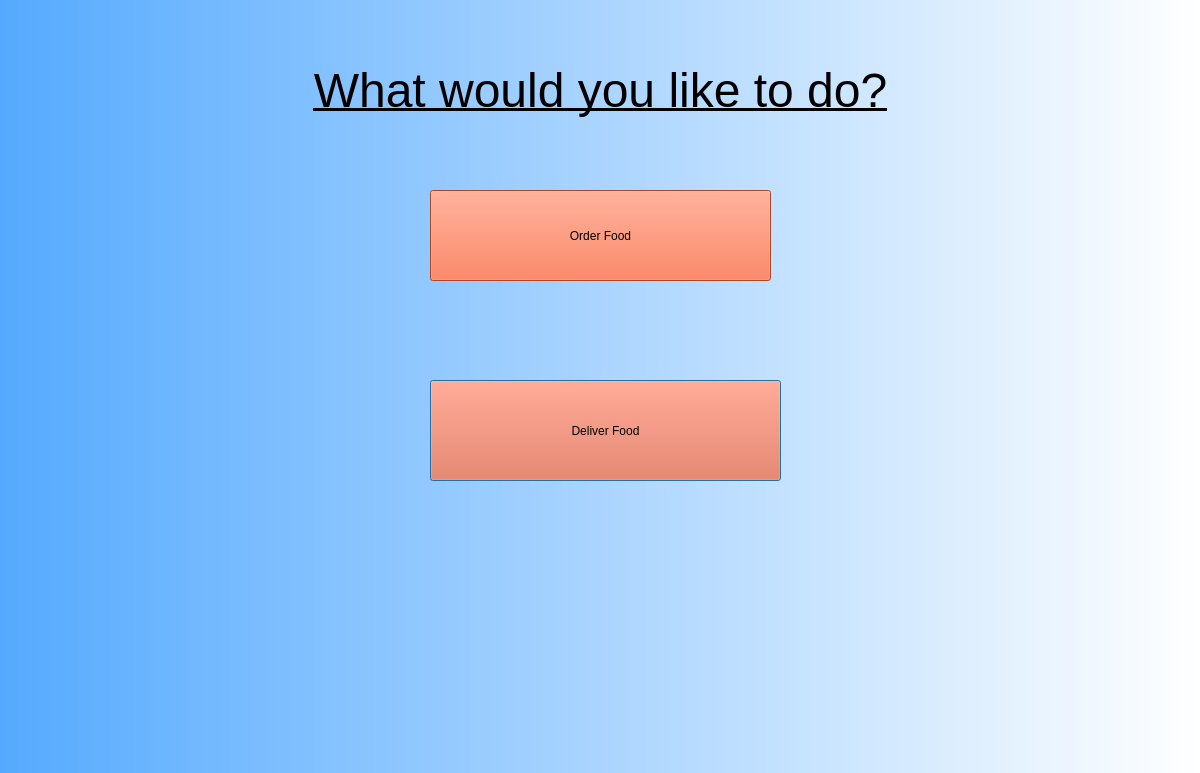
The window that Frontend/customerORrunner.ui (YY0NII/DeskFood) describes before a commit, drawn with Qt 5.
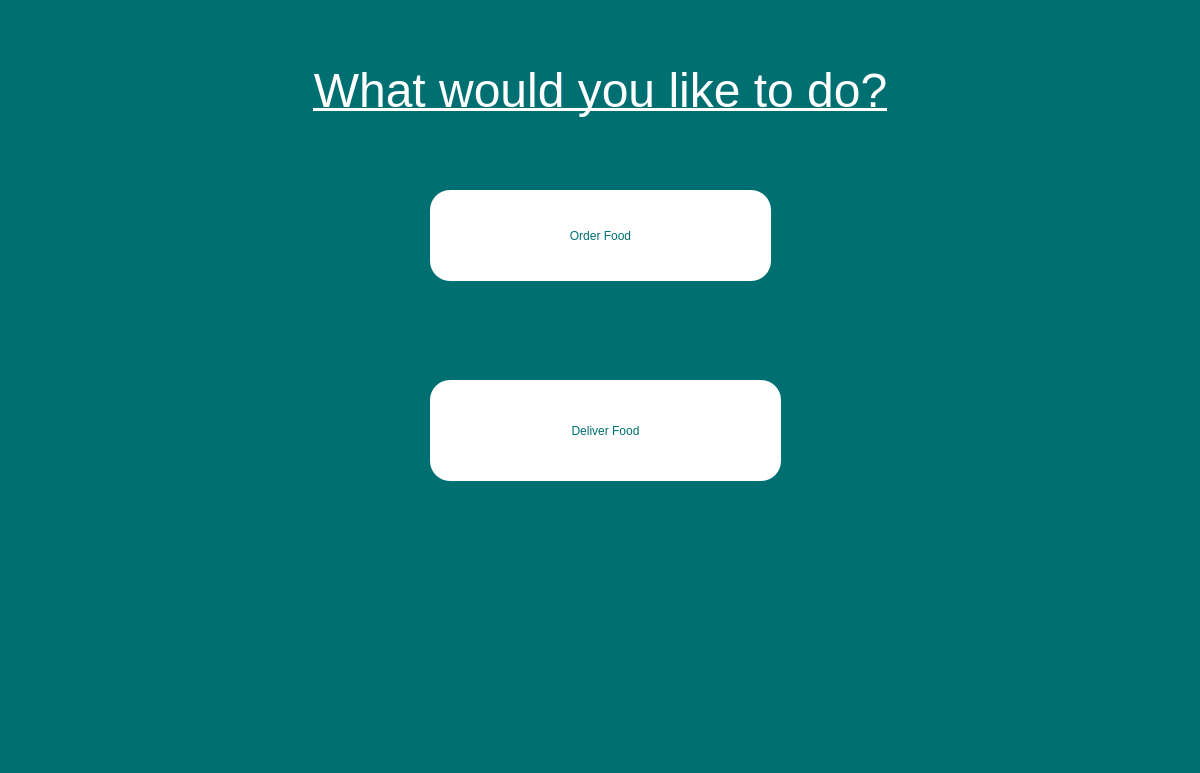
The same window after the commit.

```diff
--- a/Frontend/customerORrunner.ui
+++ b/Frontend/customerORrunner.ui
@@ -13,6 +13,11 @@
   <property name="windowTitle">
    <string>Dialog</string>
   </property>
+  <property name="styleSheet">
+   <string notr="true">font: 87 12pt &quot;Arial Black&quot;;
+color: rgb(255, 255, 255);
+</string>
+  </property>
   <widget class="QWidget" name="widget" native="true">
    <property name="geometry">
     <rect>
@@ -23,7 +28,7 @@
     </rect>
    </property>
    <property name="styleSheet">
-    <string notr="true">background-color: qlineargradient(spread:pad, x1:0, y1:0, x2:1, y2:0, stop:0 rgba(85, 170, 255, 255), stop:1 rgba(255, 255, 255, 255));</string>
+    <string notr="true">background-color:rgb(0, 111, 113);</string>
    </property>
    <widget class="QTextBrowser" name="textBrowser">
     <property name="geometry">
@@ -38,7 +43,7 @@
      <bool>false</bool>
     </property>
     <property name="styleSheet">
-     <string notr="true"/>
+     <string notr="true">color: rgb(255, 255, 255);</string>
     </property>
     <property name="frameShape">
      <enum>QFrame::NoFrame</enum>
@@ -53,8 +58,8 @@
      <string>&lt;!DOCTYPE HTML PUBLIC &quot;-//W3C//DTD HTML 4.0//EN&quot; &quot;http://www.w3.org/TR/REC-html40/strict.dtd&quot;&gt;
 &lt;html&gt;&lt;head&gt;&lt;meta name=&quot;qrichtext&quot; content=&quot;1&quot; /&gt;&lt;style type=&quot;text/css&quot;&gt;
 p, li { white-space: pre-wrap; }
-&lt;/style&gt;&lt;/head&gt;&lt;body style=&quot; font-family:'MS Shell Dlg 2'; font-size:7.8pt; font-weight:400; font-style:normal;&quot;&gt;
-&lt;p align=&quot;center&quot; style=&quot; margin-top:0px; margin-bottom:0px; margin-left:0px; margin-right:0px; -qt-block-indent:0; text-indent:0px;&quot;&gt;&lt;span style=&quot; font-size:36pt; text-decoration: underline; color:#000000;&quot;&gt;What would you like to do?&lt;/span&gt;&lt;/p&gt;&lt;/body&gt;&lt;/html&gt;</string>
+&lt;/style&gt;&lt;/head&gt;&lt;body style=&quot; font-family:'Arial Black'; font-size:12pt; font-weight:80; font-style:normal;&quot;&gt;
+&lt;p align=&quot;center&quot; style=&quot; margin-top:0px; margin-bottom:0px; margin-left:0px; margin-right:0px; -qt-block-indent:0; text-indent:0px;&quot;&gt;&lt;span style=&quot; font-family:'MS Shell Dlg 2'; font-size:36pt; font-weight:400; text-decoration: underline; color:#ffffff;&quot;&gt;What would you like to do?&lt;/span&gt;&lt;/p&gt;&lt;/body&gt;&lt;/html&gt;</string>
     </property>
    </widget>
    <widget class="QPushButton" name="runnerBTN">
@@ -67,8 +72,9 @@
      </rect>
     </property>
     <property name="styleSheet">
-     <string notr="true">background-color: rgb(244, 96, 54);
-font: 75 20pt &quot;MS Shell Dlg 2&quot;;</string>
+     <string notr="true">background-color: rgb(255, 255, 255);border-radius:20px;
+color:rgb(0, 111, 113);
+</string>
     </property>
     <property name="text">
      <string>Deliver Food</string>
@@ -84,8 +90,9 @@
      </rect>
     </property>
     <property name="styleSheet">
-     <string notr="true">background-color: rgb(244, 96, 54);
-font: 75 20pt &quot;MS Shell Dlg 2&quot;;</string>
+     <string notr="true">background-color: rgb(255, 255, 255);border-radius:20px;
+color:rgb(0, 111, 113);
+</string>
     </property>
     <property name="text">
      <string>Order Food</string>
```
